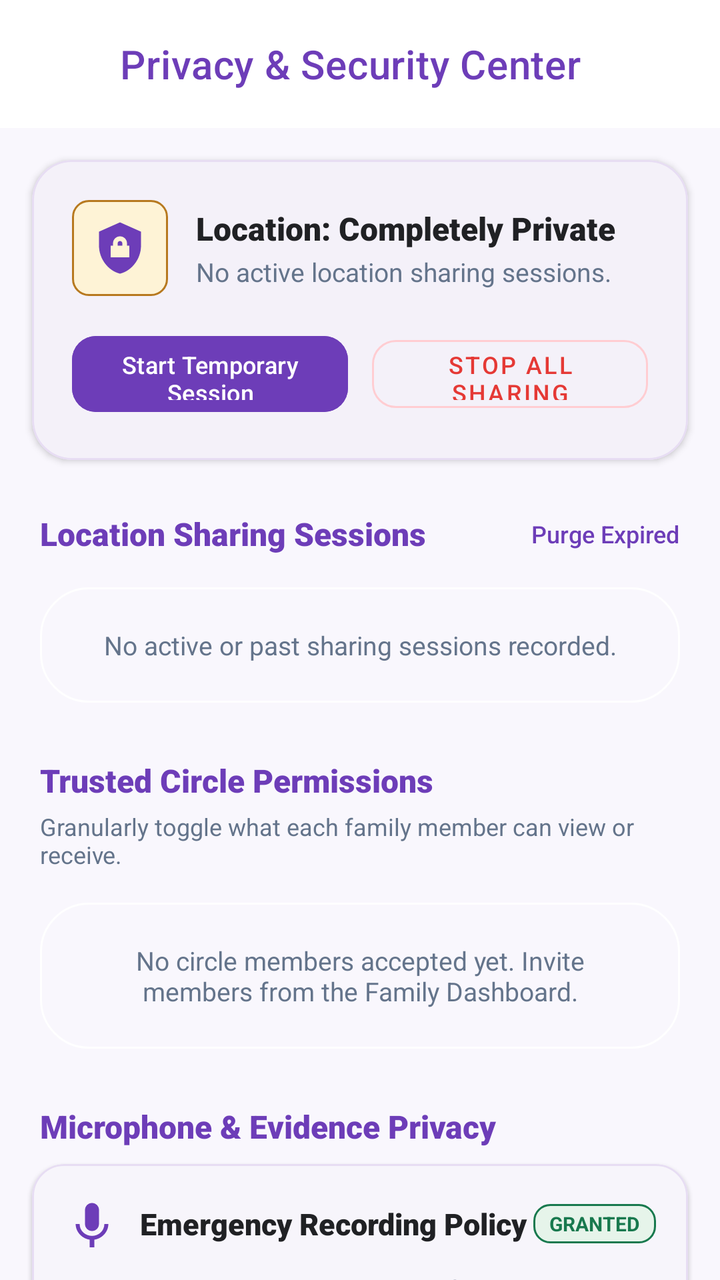
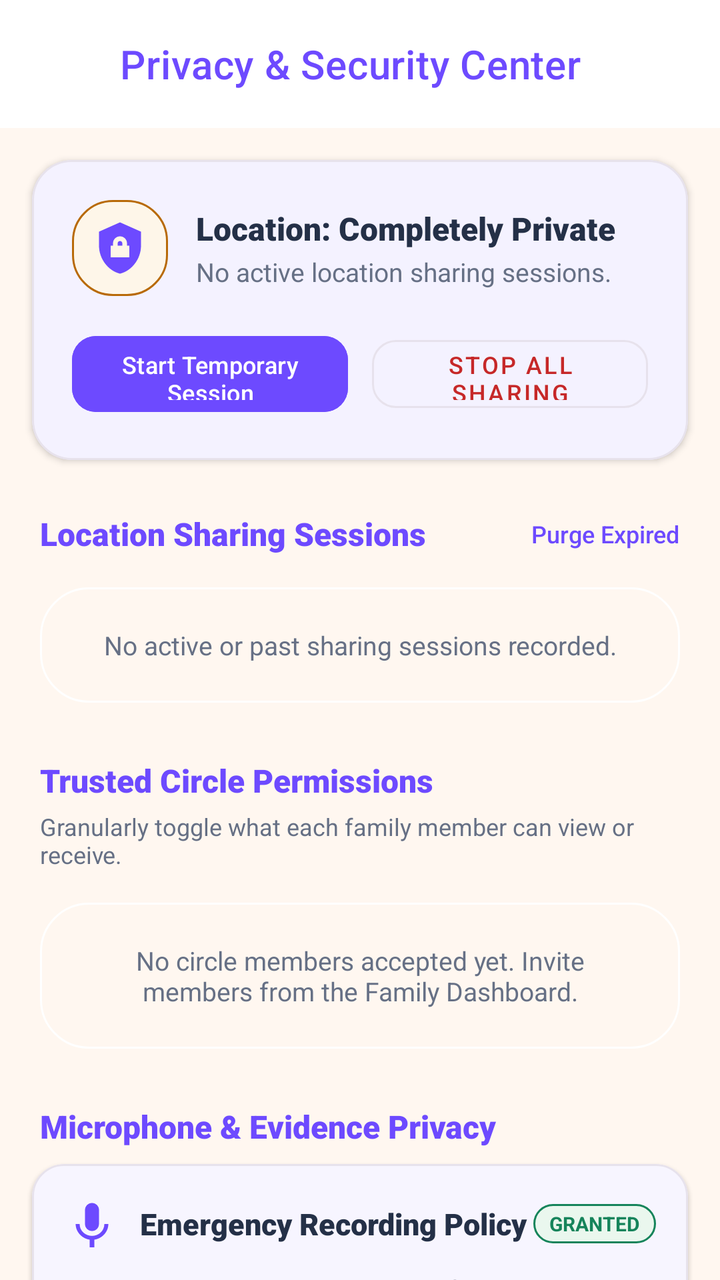

Compare the two renders of this Android layout. The source of the first and the diff that turns it into the second are given below.
<!-- AndroidManifest.xml: application theme Theme.EmpowHer -->
<!-- res/layout/activity_privacy_center.xml -->
<?xml version="1.0" encoding="utf-8"?>
<androidx.coordinatorlayout.widget.CoordinatorLayout
    xmlns:android="http://schemas.android.com/apk/res/android"
    xmlns:app="http://schemas.android.com/apk/res-auto"
    xmlns:tools="http://schemas.android.com/tools"
    android:layout_width="match_parent"
    android:layout_height="match_parent"
    android:background="#F9F7FD">

    <com.google.android.material.appbar.AppBarLayout
        android:layout_width="match_parent"
        android:layout_height="wrap_content"
        android:background="@color/white"
        app:elevation="1dp">

        <androidx.appcompat.widget.Toolbar
            android:id="@+id/toolbar_privacy"
            android:layout_width="match_parent"
            android:layout_height="?attr/actionBarSize"
            app:navigationIcon="@drawable/ic_arrow_back"
            app:title="Privacy &amp; Security Center"
            app:titleTextColor="@color/deep_purple"
            app:titleTextAppearance="@style/TextAppearance.MaterialComponents.Headline6" />

    </com.google.android.material.appbar.AppBarLayout>

    <androidx.core.widget.NestedScrollView
        android:layout_width="match_parent"
        android:layout_height="match_parent"
        android:clipToPadding="false"
        android:paddingBottom="40dp"
        app:layout_behavior="@string/appbar_scrolling_view_behavior">

        <LinearLayout
            android:layout_width="match_parent"
            android:layout_height="wrap_content"
            android:orientation="vertical">

            
            <com.google.android.material.card.MaterialCardView
                android:layout_width="match_parent"
                android:layout_height="wrap_content"
                android:layout_margin="16dp"
                app:cardBackgroundColor="@color/white"
                app:cardCornerRadius="20dp"
                app:cardElevation="2dp"
                app:strokeColor="@color/subtle_border"
                app:strokeWidth="1dp">

                <LinearLayout
                    android:layout_width="match_parent"
                    android:layout_height="wrap_content"
                    android:orientation="vertical"
                    android:padding="20dp">

                    <LinearLayout
                        android:layout_width="match_parent"
                        android:layout_height="wrap_content"
                        android:gravity="center_vertical"
                        android:orientation="horizontal">

                        <ImageView
                            android:id="@+id/iv_privacy_hero_icon"
                            android:layout_width="48dp"
                            android:layout_height="48dp"
                            android:background="@drawable/badge_routine"
                            android:padding="10dp"
                            android:src="@drawable/ic_shield_lock"
                            app:tint="@color/vibrant_purple"
                            tools:ignore="ContentDescription" />

                        <LinearLayout
                            android:layout_width="0dp"
                            android:layout_height="wrap_content"
                            android:layout_marginStart="14dp"
                            android:layout_weight="1"
                            android:orientation="vertical">

                            <TextView
                                android:id="@+id/tv_privacy_status_title"
                                android:layout_width="wrap_content"
                                android:layout_height="wrap_content"
                                android:fontFamily="sans-serif-black"
                                android:text="Location: Completely Private"
                                android:textColor="@color/text_primary"
                                android:textSize="16sp" />

                            <TextView
                                android:id="@+id/tv_privacy_status_desc"
                                android:layout_width="wrap_content"
                                android:layout_height="wrap_content"
                                android:layout_marginTop="2dp"
                                android:fontFamily="sans-serif"
                                android:text="No active location sharing sessions."
                                android:textColor="@color/text_secondary"
                                android:textSize="13sp" />

                        </LinearLayout>

                    </LinearLayout>

                    <LinearLayout
                        android:layout_width="match_parent"
                        android:layout_height="wrap_content"
                        android:layout_marginTop="16dp"
                        android:orientation="horizontal">

                        <com.google.android.material.button.MaterialButton
                            android:id="@+id/btn_start_temporary_session"
                            android:layout_width="0dp"
                            android:layout_height="46dp"
                            android:layout_marginEnd="6dp"
                            android:layout_weight="1"
                            android:backgroundTint="@color/vibrant_purple"
                            android:fontFamily="sans-serif-medium"
                            android:text="Start Temporary Session"
                            android:textColor="@color/white"
                            android:textSize="12sp"
                            app:cornerRadius="12dp" />

                        <com.google.android.material.button.MaterialButton
                            android:id="@+id/btn_stop_all_sharing"
                            style="@style/Widget.MaterialComponents.Button.OutlinedButton"
                            android:layout_width="0dp"
                            android:layout_height="46dp"
                            android:layout_marginStart="6dp"
                            android:layout_weight="1"
                            android:fontFamily="sans-serif-medium"
                            android:text="Stop All Sharing"
                            android:textColor="#E53935"
                            android:textSize="12sp"
                            app:cornerRadius="12dp"
                            app:strokeColor="#FFCDD2" />

                    </LinearLayout>

                </LinearLayout>

            </com.google.android.material.card.MaterialCardView>

            
            <LinearLayout
                android:layout_width="match_parent"
                android:layout_height="wrap_content"
                android:layout_marginHorizontal="20dp"
                android:layout_marginTop="10dp"
                android:layout_marginBottom="8dp"
                android:gravity="center_vertical"
                android:orientation="horizontal">

                <TextView
                    android:layout_width="0dp"
                    android:layout_height="wrap_content"
                    android:layout_weight="1"
                    android:fontFamily="sans-serif-black"
                    android:text="Location Sharing Sessions"
                    android:textColor="@color/deep_purple"
                    android:textSize="16sp" />

                <TextView
                    android:id="@+id/tv_purge_sessions_shortcut"
                    android:layout_width="wrap_content"
                    android:layout_height="wrap_content"
                    android:fontFamily="sans-serif-medium"
                    android:text="Purge Expired"
                    android:textColor="@color/vibrant_purple"
                    android:textSize="12sp" />

            </LinearLayout>

            <TextView
                android:id="@+id/tv_empty_sessions"
                android:layout_width="match_parent"
                android:layout_height="wrap_content"
                android:layout_marginHorizontal="20dp"
                android:layout_marginVertical="8dp"
                android:background="@drawable/rounded_corner"
                android:fontFamily="sans-serif"
                android:gravity="center"
                android:padding="20dp"
                android:text="No active or past sharing sessions recorded."
                android:textColor="@color/text_secondary"
                android:textSize="13sp" />

            <androidx.recyclerview.widget.RecyclerView
                android:id="@+id/rv_sharing_sessions"
                android:layout_width="match_parent"
                android:layout_height="wrap_content"
                android:nestedScrollingEnabled="false" />

            
            <TextView
                android:layout_width="match_parent"
                android:layout_height="wrap_content"
                android:layout_marginHorizontal="20dp"
                android:layout_marginTop="20dp"
                android:layout_marginBottom="4dp"
                android:fontFamily="sans-serif-black"
                android:text="Trusted Circle Permissions"
                android:textColor="@color/deep_purple"
                android:textSize="16sp" />

            <TextView
                android:layout_width="match_parent"
                android:layout_height="wrap_content"
                android:layout_marginHorizontal="20dp"
                android:layout_marginBottom="8dp"
                android:fontFamily="sans-serif"
                android:text="Granularly toggle what each family member can view or receive."
                android:textColor="@color/text_secondary"
                android:textSize="12sp" />

            <TextView
                android:id="@+id/tv_empty_members"
                android:layout_width="match_parent"
                android:layout_height="wrap_content"
                android:layout_marginHorizontal="20dp"
                android:layout_marginVertical="8dp"
                android:background="@drawable/rounded_corner"
                android:fontFamily="sans-serif"
                android:gravity="center"
                android:padding="20dp"
                android:text="No circle members accepted yet. Invite members from the Family Dashboard."
                android:textColor="@color/text_secondary"
                android:textSize="13sp" />

            <androidx.recyclerview.widget.RecyclerView
                android:id="@+id/rv_trusted_members"
                android:layout_width="match_parent"
                android:layout_height="wrap_content"
                android:nestedScrollingEnabled="false" />

            
            <TextView
                android:layout_width="match_parent"
                android:layout_height="wrap_content"
                android:layout_marginHorizontal="20dp"
                android:layout_marginTop="20dp"
                android:layout_marginBottom="8dp"
                android:fontFamily="sans-serif-black"
                android:text="Microphone &amp; Evidence Privacy"
                android:textColor="@color/deep_purple"
                android:textSize="16sp" />

            <com.google.android.material.card.MaterialCardView
                android:layout_width="match_parent"
                android:layout_height="wrap_content"
                android:layout_marginHorizontal="16dp"
                app:cardBackgroundColor="@color/white"
                app:cardCornerRadius="16dp"
                app:cardElevation="1dp"
                app:strokeColor="@color/subtle_border"
                app:strokeWidth="1dp">

                <LinearLayout
                    android:layout_width="match_parent"
                    android:layout_height="wrap_content"
                    android:orientation="vertical"
                    android:padding="16dp">

                    <LinearLayout
                        android:layout_width="match_parent"
                        android:layout_height="wrap_content"
                        android:gravity="center_vertical"
                        android:orientation="horizontal">

                        <ImageView
                            android:layout_width="28dp"
                            android:layout_height="28dp"
                            android:src="@drawable/voice"
                            app:tint="@color/deep_purple"
                            tools:ignore="ContentDescription" />

                        <TextView
                            android:layout_width="0dp"
                            android:layout_height="wrap_content"
                            android:layout_marginStart="10dp"
                            android:layout_weight="1"
                            android:fontFamily="sans-serif-black"
                            android:text="Emergency Recording Policy"
                            android:textColor="@color/text_primary"
                            android:textSize="15sp" />

                        <TextView
                            android:id="@+id/tv_mic_perm_badge"
                            android:layout_width="wrap_content"
                            android:layout_height="wrap_content"
                            android:background="@drawable/badge_safe"
                            android:paddingHorizontal="8dp"
                            android:paddingVertical="3dp"
                            android:text="GRANTED"
                            android:textColor="@color/safe_green"
                            android:textSize="10sp"
                            android:textStyle="bold" />

                    </LinearLayout>

                    <TextView
                        android:layout_width="match_parent"
                        android:layout_height="wrap_content"
                        android:layout_marginTop="10dp"
                        android:fontFamily="sans-serif"
                        android:lineSpacingExtra="3dp"
                        android:text="• Voice Shield runs purely on-device for SOS hotword trigger.\n• Evidence recording triggers ONLY upon manual or voice SOS.\n• Raw ambient audio is NEVER continuously recorded or streamed to servers."
                        android:textColor="@color/text_secondary"
                        android:textSize="12sp" />

                    <View
                        android:layout_width="match_parent"
                        android:layout_height="1dp"
                        android:layout_marginVertical="12dp"
                        android:background="@color/subtle_border" />

                    <LinearLayout
                        android:layout_width="match_parent"
                        android:layout_height="wrap_content"
                        android:gravity="center_vertical"
                        android:orientation="horizontal">

                        <TextView
                            android:id="@+id/tv_cached_audio_info"
                            android:layout_width="0dp"
                            android:layout_height="wrap_content"
                            android:layout_weight="1"
                            android:fontFamily="sans-serif"
                            android:text="Device Cache: 0 files"
                            android:textColor="@color/text_secondary"
                            android:textSize="12sp" />

                        <com.google.android.material.button.MaterialButton
                            android:id="@+id/btn_clear_audio_cache"
                            style="@style/Widget.MaterialComponents.Button.OutlinedButton"
                            android:layout_width="wrap_content"
                            android:layout_height="36dp"
                            android:paddingHorizontal="12dp"
                            android:paddingVertical="0dp"
                            android:text="Clear Cache"
                            android:textColor="@color/vibrant_purple"
                            android:textSize="11sp"
                            app:cornerRadius="18dp"
                            app:strokeColor="@color/vibrant_purple" />

                    </LinearLayout>

                </LinearLayout>

            </com.google.android.material.card.MaterialCardView>

            
            <TextView
                android:layout_width="match_parent"
                android:layout_height="wrap_content"
                android:layout_marginHorizontal="20dp"
                android:layout_marginTop="20dp"
                android:layout_marginBottom="8dp"
                android:fontFamily="sans-serif-black"
                android:text="Data Retention &amp; Hygiene"
                android:textColor="@color/deep_purple"
                android:textSize="16sp" />

            <com.google.android.material.card.MaterialCardView
                android:layout_width="match_parent"
                android:layout_height="wrap_content"
                android:layout_marginHorizontal="16dp"
                app:cardBackgroundColor="@color/white"
                app:cardCornerRadius="16dp"
                app:cardElevation="1dp"
                app:strokeColor="@color/subtle_border"
                app:strokeWidth="1dp">

                <LinearLayout
                    android:layout_width="match_parent"
                    android:layout_height="wrap_content"
                    android:orientation="vertical"
                    android:padding="16dp">

                    <TextView
                        android:layout_width="match_parent"
                        android:layout_height="wrap_content"
                        android:fontFamily="sans-serif"
                        android:text="Manage your privacy footprint on Woshield servers and local storage."
                        android:textColor="@color/text_secondary"
                        android:textSize="12sp" />

                    <LinearLayout
                        android:layout_width="match_parent"
                        android:layout_height="wrap_content"
                        android:layout_marginTop="12dp"
                        android:orientation="horizontal">

                        <com.google.android.material.button.MaterialButton
                            android:id="@+id/btn_purge_expired_sessions"
                            style="@style/Widget.MaterialComponents.Button.OutlinedButton"
                            android:layout_width="0dp"
                            android:layout_height="42dp"
                            android:layout_marginEnd="6dp"
                            android:layout_weight="1"
                            android:text="Purge Sessions"
                            android:textColor="@color/vibrant_purple"
                            android:textSize="11sp"
                            app:cornerRadius="10dp"
                            app:strokeColor="@color/vibrant_purple" />

                        <com.google.android.material.button.MaterialButton
                            android:id="@+id/btn_clear_audit_logs"
                            style="@style/Widget.MaterialComponents.Button.OutlinedButton"
                            android:layout_width="0dp"
                            android:layout_height="42dp"
                            android:layout_marginStart="6dp"
                            android:layout_weight="1"
                            android:text="Clear Audit Log"
                            android:textColor="#E53935"
                            android:textSize="11sp"
                            app:cornerRadius="10dp"
                            app:strokeColor="#FFCDD2" />

                    </LinearLayout>

                </LinearLayout>

            </com.google.android.material.card.MaterialCardView>

            
            <TextView
                android:layout_width="match_parent"
                android:layout_height="wrap_content"
                android:layout_marginHorizontal="20dp"
                android:layout_marginTop="20dp"
                android:layout_marginBottom="4dp"
                android:fontFamily="sans-serif-black"
                android:text="Privacy Activity Log"
                android:textColor="@color/deep_purple"
                android:textSize="16sp" />

            <TextView
                android:layout_width="match_parent"
                android:layout_height="wrap_content"
                android:layout_marginHorizontal="20dp"
                android:layout_marginBottom="8dp"
                android:fontFamily="sans-serif"
                android:text="Audited security actions, permission changes, and data purges."
                android:textColor="@color/text_secondary"
                android:textSize="12sp" />

            <TextView
                android:id="@+id/tv_empty_logs"
                android:layout_width="match_parent"
                android:layout_height="wrap_content"
                android:layout_marginHorizontal="20dp"
                android:layout_marginVertical="8dp"
                android:background="@drawable/rounded_corner"
                android:fontFamily="sans-serif"
                android:gravity="center"
                android:padding="20dp"
                android:text="No privacy activity recorded yet."
                android:textColor="@color/text_secondary"
                android:textSize="13sp" />

            <androidx.recyclerview.widget.RecyclerView
                android:id="@+id/rv_privacy_logs"
                android:layout_width="match_parent"
                android:layout_height="wrap_content"
                android:nestedScrollingEnabled="false" />

        </LinearLayout>

    </androidx.core.widget.NestedScrollView>

</androidx.coordinatorlayout.widget.CoordinatorLayout>
<!-- resources referenced by this layout -->
<resources>
  <color name="deep_purple">#6D3DB8</color>
  <color name="safe_green">#18794E</color>
  <color name="subtle_border">#E7DDF3</color>
  <color name="text_primary">#202124</color>
  <color name="text_secondary">#64748B</color>
  <color name="vibrant_purple">#6D3DB8</color>
  <color name="white">#FFFFFF</color>
  <!-- drawable badge_routine (drawable) -->
  <?xml version="1.0" encoding="utf-8"?>
  <shape xmlns:android="http://schemas.android.com/apk/res/android"
      android:shape="rectangle">
      <solid android:color="@color/status_warning_bg" />
      <stroke
          android:width="1dp"
          android:color="@color/warning_orange" />
      <corners android:radius="8dp" />
  </shape>
  <!-- drawable badge_safe (drawable) -->
  <?xml version="1.0" encoding="utf-8"?>
  <shape xmlns:android="http://schemas.android.com/apk/res/android"
      android:shape="rectangle">
      <solid android:color="@color/status_safe_bg" />
      <stroke
          android:width="1dp"
          android:color="@color/status_safe" />
      <corners android:radius="8dp" />
  </shape>
  <!-- drawable ic_arrow_back (drawable) -->
  <vector xmlns:android="http://schemas.android.com/apk/res/android"
      android:width="24dp"
      android:height="24dp"
      android:viewportWidth="24"
      android:viewportHeight="24"
      android:tint="#FFFFFF">
    <path
        android:fillColor="@android:color/white"
        android:pathData="M20,11H7.83l5.59,-5.59L12,4l-8,8 8,8 1.41,-1.41L7.83,13H20v-2z"/>
  </vector>
  <!-- drawable ic_shield_lock (drawable) -->
  <vector xmlns:android="http://schemas.android.com/apk/res/android"
      android:width="24dp"
      android:height="24dp"
      android:viewportWidth="24"
      android:viewportHeight="24">
      <path
          android:fillColor="#FF6D3DB8"
          android:pathData="M12,1L3,5v6c0,5.55 3.84,10.74 9,12 5.16,-1.26 9,-6.45 9,-12V5l-9,-4zm0,6c1.66,0 3,1.34 3,3v1h1v5H8v-5h1v-1c0,-1.66 1.34,-3 3,-3zm0,2c-0.55,0 -1,0.45 -1,1v1h2v-1c0,-0.55 -0.45,-1 -1,-1z" />
  </vector>
  <!-- drawable rounded_corner (drawable) -->
  <?xml version="1.0" encoding="utf-8"?>
  <shape xmlns:android="http://schemas.android.com/apk/res/android"
      android:shape="rectangle">
      <corners android:radius="24dp"/>
      <stroke android:width="1dip" android:color="@color/white"/>
  
  </shape>
  <style name="Theme.EmpowHer" parent="Base.Theme.EmpowHer" />
  <color name="status_warning_bg">#FEF3D6</color>
  <color name="warning_orange">#B7791F</color>
  <color name="status_safe_bg">#E6F4EA</color>
  <color name="status_safe">#18794E</color>
  <style name="Base.Theme.EmpowHer" parent="Theme.Material3.DayNight.NoActionBar">
          <item name="colorPrimary">@color/deep_purple</item>
          <item name="colorOnPrimary">@color/white</item>
          <item name="colorSecondary">@color/deep_purple</item>
          <item name="colorSurface">@color/woshield_card_bg</item>
          <item name="android:windowBackground">@color/woshield_bg</item>
          <item name="android:statusBarColor">@color/dark_purple</item>
      </style>
  <color name="woshield_card_bg">#FFFFFF</color>
  <color name="woshield_bg">#F8F6FC</color>
  <color name="dark_purple">#382253</color>
  <!-- unchanged entries left out for length: 1 -->
</resources>

<!-- the commit's change to res/layout/activity_privacy_center.xml (unified diff, before → after) -->
@@ -5,7 +5,7 @@
     xmlns:tools="http://schemas.android.com/tools"
     android:layout_width="match_parent"
     android:layout_height="match_parent"
-    android:background="#F9F7FD">
+    android:background="@color/warm_ivory">
 
     <com.google.android.material.appbar.AppBarLayout
         android:layout_width="match_parent"
@@ -127,10 +127,10 @@
                             android:layout_weight="1"
                             android:fontFamily="sans-serif-medium"
                             android:text="Stop All Sharing"
-                            android:textColor="#E53935"
+                            android:textColor="@color/critical_red"
                             android:textSize="12sp"
                             app:cornerRadius="12dp"
-                            app:strokeColor="#FFCDD2" />
+                            app:strokeColor="@color/subtle_border" />
 
                     </LinearLayout>
 
@@ -409,10 +409,10 @@
                             android:layout_marginStart="6dp"
                             android:layout_weight="1"
                             android:text="Clear Audit Log"
-                            android:textColor="#E53935"
+                            android:textColor="@color/critical_red"
                             android:textSize="11sp"
                             app:cornerRadius="10dp"
-                            app:strokeColor="#FFCDD2" />
+                            app:strokeColor="@color/subtle_border" />
 
                     </LinearLayout>
 
<!-- resource entries referenced after the edit -->
@@ -1,11 +1,13 @@
 <!-- resources referenced by this layout -->
 <resources>
-  <color name="deep_purple">#6D3DB8</color>
-  <color name="safe_green">#18794E</color>
-  <color name="subtle_border">#E7DDF3</color>
-  <color name="text_primary">#202124</color>
-  <color name="text_secondary">#64748B</color>
-  <color name="vibrant_purple">#6D3DB8</color>
+  <color name="critical_red">#C62828</color>
+  <color name="deep_purple">#6D4AFF</color>
+  <color name="safe_green">#16845B</color>
+  <color name="subtle_border">#E7E2EC</color>
+  <color name="text_primary">#243047</color>
+  <color name="text_secondary">#667085</color>
+  <color name="vibrant_purple">#6D4AFF</color>
+  <color name="warm_ivory">#FFF7F0</color>
   <color name="white">#FFFFFF</color>
   <!-- drawable badge_routine (drawable) -->
   <?xml version="1.0" encoding="utf-8"?>
@@ -15,7 +17,7 @@
       <stroke
           android:width="1dp"
           android:color="@color/warning_orange" />
-      <corners android:radius="8dp" />
+      <corners android:radius="20dp" />
   </shape>
   <!-- drawable badge_safe (drawable) -->
   <?xml version="1.0" encoding="utf-8"?>
@@ -25,7 +27,7 @@
       <stroke
           android:width="1dp"
           android:color="@color/status_safe" />
-      <corners android:radius="8dp" />
+      <corners android:radius="20dp" />
   </shape>
   <!-- drawable ic_arrow_back (drawable) -->
   <vector xmlns:android="http://schemas.android.com/apk/res/android"
@@ -57,21 +59,32 @@
   
   </shape>
   <style name="Theme.EmpowHer" parent="Base.Theme.EmpowHer" />
-  <color name="status_warning_bg">#FEF3D6</color>
-  <color name="warning_orange">#B7791F</color>
-  <color name="status_safe_bg">#E6F4EA</color>
-  <color name="status_safe">#18794E</color>
+  <color name="status_warning_bg">#FEF6E9</color>
+  <color name="warning_orange">#B86A08</color>
+  <color name="status_safe_bg">#EAF7EE</color>
+  <color name="status_safe">#16845B</color>
   <style name="Base.Theme.EmpowHer" parent="Theme.Material3.DayNight.NoActionBar">
-          <item name="colorPrimary">@color/deep_purple</item>
+          <item name="colorPrimary">@color/royal_violet</item>
           <item name="colorOnPrimary">@color/white</item>
-          <item name="colorSecondary">@color/deep_purple</item>
+          <item name="colorSecondary">@color/royal_violet</item>
           <item name="colorSurface">@color/woshield_card_bg</item>
           <item name="android:windowBackground">@color/woshield_bg</item>
-          <item name="android:statusBarColor">@color/dark_purple</item>
+          <item name="android:statusBarColor">@color/woshield_bg</item>
+          <item name="android:windowLightStatusBar" tools:targetApi="m">true</item>
+          <item name="materialCardViewStyle">@style/Widget.Woshield.Card</item>
       </style>
+  <color name="royal_violet">#6D4AFF</color>
   <color name="woshield_card_bg">#FFFFFF</color>
-  <color name="woshield_bg">#F8F6FC</color>
-  <color name="dark_purple">#382253</color>
+  <color name="woshield_bg">#FFF7F0</color>
+  <style name="Widget.Woshield.Card" parent="Widget.Material3.CardView.Elevated">
+          <item name="cardCornerRadius">@dimen/radius_card</item>
+          <item name="cardElevation">@dimen/elevation_card</item>
+          <item name="strokeWidth">1dp</item>
+          <item name="strokeColor">@color/subtle_border</item>
+          <item name="cardBackgroundColor">@color/woshield_card_bg</item>
+      </style>
+  <dimen name="radius_card">16dp</dimen>
+  <dimen name="elevation_card">2dp</dimen>
   <!-- unchanged entries left out for length: 1 -->
 </resources>
 
